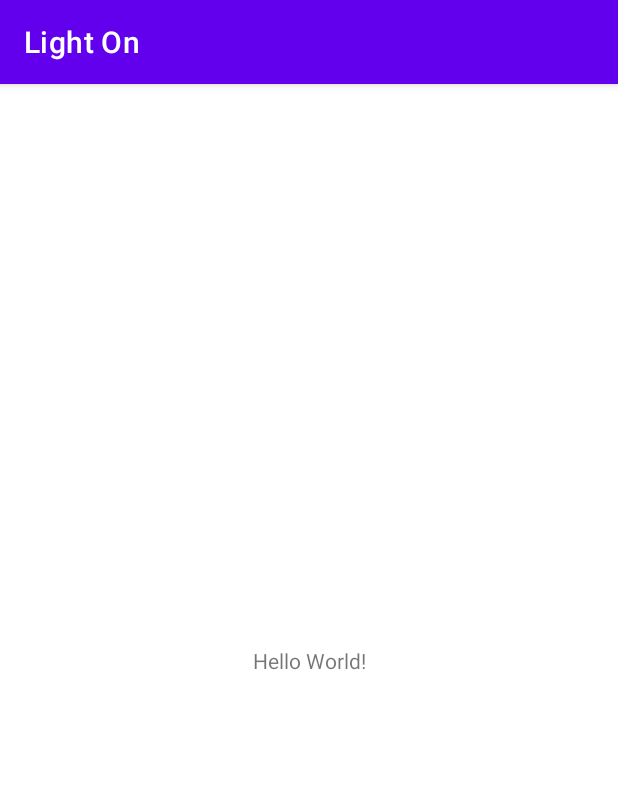
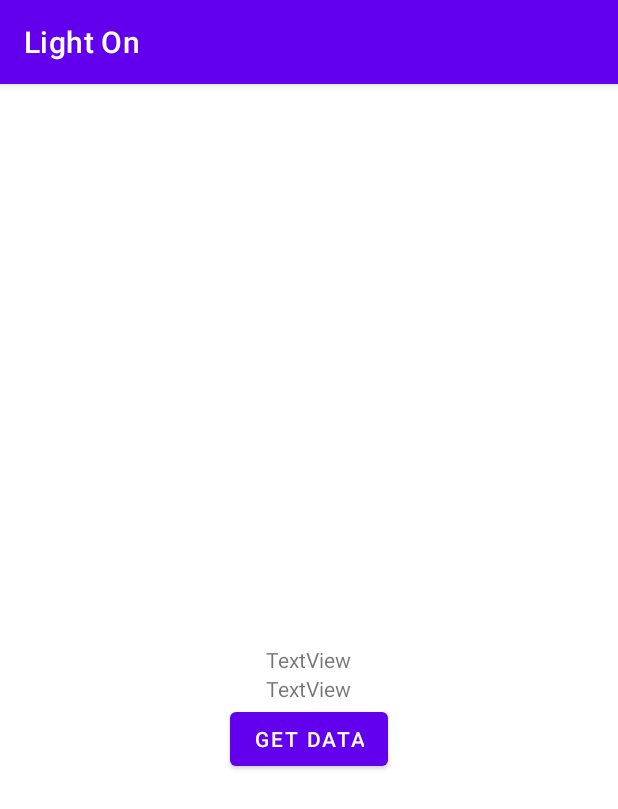
Before and after one commit to renadnasser1/Light-On, an Android app: the screen it shows after launch (MainActivity), on a phone screen of 412 x 824 dp. Shown: the top 809 px of the screen. Run offline under Robolectric (Android 15) with nearby library versions, the phone set to English and light mode, and no system bars.

Commit message:
add methods to work with dabase data

```diff
--- a/app/src/main/AndroidManifest.xml
+++ b/app/src/main/AndroidManifest.xml
@@ -9,6 +9,7 @@
         android:roundIcon="@mipmap/ic_launcher_round"
         android:supportsRtl="true"
         android:theme="@style/Theme.LightOn">
+        <activity android:name=".SplashActivity"></activity>
         <activity android:name=".MainActivity">
             <intent-filter>
                 <action android:name="android.intent.action.MAIN" />
--- a/app/src/main/java/com/example/lighton/DBHelper.java
+++ b/app/src/main/java/com/example/lighton/DBHelper.java
@@ -16,18 +16,19 @@ public class DBHelper extends SQLiteOpenHelper {
 
     @Override
     public void onCreate(SQLiteDatabase db) {
-        db.execSQL("create Table UserData(email TEXT, passcode TEXT)");
+        db.execSQL("create Table UserData(name TEXT,email TEXT, passcode TEXT)");
     }
 
     @Override
     public void onUpgrade(SQLiteDatabase db, int oldVersion, int newVersion) {
 
     }
-    public Boolean insertUserData(String email,String passcode){
+    public Boolean insertUserData(String name,String email,String passcode){
         //Create necessarily var
         SQLiteDatabase db = getWritableDatabase();
         ContentValues contentValues = new ContentValues();
         //Set Content
+        contentValues.put("name",name);
         contentValues.put("email",email);
         contentValues.put("passcode",passcode);
         //Insert to the table
--- a/app/src/main/java/com/example/lighton/MainActivity.java
+++ b/app/src/main/java/com/example/lighton/MainActivity.java
@@ -2,13 +2,72 @@ package com.example.lighton;
 
 import androidx.appcompat.app.AppCompatActivity;
 
+import android.database.Cursor;
 import android.os.Bundle;
+import android.view.View;
+import android.widget.Button;
+import android.widget.TextView;
+import android.widget.Toast;
 
 public class MainActivity extends AppCompatActivity {
 
+    private TextView textOne, textTwo;
+    private Button button;
+    DBHelper databaseHelper;
     @Override
     protected void onCreate(Bundle savedInstanceState) {
         super.onCreate(savedInstanceState);
         setContentView(R.layout.activity_main);
+
+        //Get UI elemnts
+        textOne = findViewById(R.id.textView);
+        textTwo = findViewById(R.id.textView2);
+        button = findViewById(R.id.button);
+        databaseHelper = new DBHelper(this);
+       // insertData();
+        button.setOnClickListener(new View.OnClickListener() {
+            @Override
+            public void onClick(View v) {
+                getData();
+            }
+        });
+
+    }
+
+    public void insertData(){
+        //textOne.getText().toString(); Should be replaced
+        String name = "name";
+        String email = "namw@gmail.com";
+        String passCode = "1234";
+
+        boolean checkInset = databaseHelper.insertUserData(name,email,passCode);
+        if(checkInset){
+            Toast.makeText(this,"Data saved successfully",Toast.LENGTH_SHORT).show();
+            //TODO Navigate
+        }else{
+            Toast.makeText(this,"Data Cannot be saved!",Toast.LENGTH_SHORT).show();
+
+        }
+
+    }
+
+    public void getData(){
+        //Get Cursor from DB
+        Cursor res = databaseHelper.getData();
+        //Check Row returned
+        if(res.getCount()==0){
+            Toast.makeText(this,"No entry exist",Toast.LENGTH_SHORT).show();
+            return;
+        }
+
+        //Extract Data
+        String name=null , email=null , passcode = null;
+        while(res.moveToNext()){
+            name = "Name "+res.getString(0)+"\n" ;
+            email = "Email "+res.getString(1)+"\n";
+            passcode = "Passcode"+res.getString(2)+"\n";
+        }
+        textOne.setText(name);
+        textTwo.setText(email);
     }
 }
--- a/app/src/main/res/layout/activity_main.xml
+++ b/app/src/main/res/layout/activity_main.xml
@@ -1,5 +1,5 @@
 <?xml version="1.0" encoding="utf-8"?>
-<androidx.constraintlayout.widget.ConstraintLayout xmlns:android="http://schemas.android.com/apk/res/android"
+<RelativeLayout xmlns:android="http://schemas.android.com/apk/res/android"
     xmlns:app="http://schemas.android.com/apk/res-auto"
     xmlns:tools="http://schemas.android.com/tools"
     android:layout_width="match_parent"
@@ -7,12 +7,27 @@
     tools:context=".MainActivity">
 
     <TextView
+        android:id="@+id/textView"
         android:layout_width="wrap_content"
         android:layout_height="wrap_content"
-        android:text="Hello World!"
-        app:layout_constraintBottom_toBottomOf="parent"
-        app:layout_constraintLeft_toLeftOf="parent"
-        app:layout_constraintRight_toRightOf="parent"
-        app:layout_constraintTop_toTopOf="parent" />
+        android:text="TextView"
+        android:layout_below="@+id/textView2"
+        android:layout_centerHorizontal="true"/>
 
-</androidx.constraintlayout.widget.ConstraintLayout>
+    <TextView
+        android:id="@+id/textView2"
+        android:layout_width="wrap_content"
+        android:layout_height="wrap_content"
+        android:text="TextView"
+        android:layout_centerVertical="true"
+        android:layout_centerHorizontal="true"/>
+
+    <Button
+        android:id="@+id/button"
+        android:layout_width="wrap_content"
+        android:layout_height="wrap_content"
+        android:text="Get Data"
+        android:layout_below="@+id/textView"
+        android:layout_centerHorizontal="true"/>
+
+</RelativeLayout>
```
Also changed, not shown: app/src/main/java/com/example/lighton/SplashActivity.java (added, +14 -0 lines), app/src/main/res/layout/activity_splash.xml (added, +9 -0 lines).
